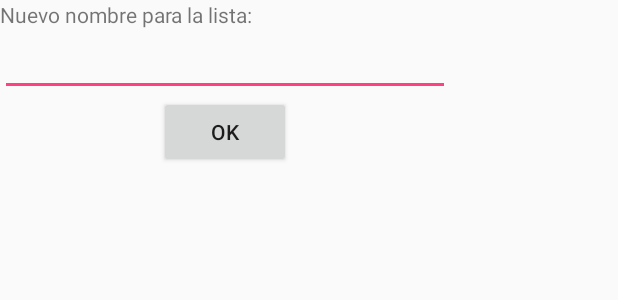
After one commit to sergiomanes/ListMaker, an Android app: the layout modal_new_list_name.xml on its own in the app's theme, with its tools: preview values and no code run, on a phone screen of 412 x 824 dp. The commit adds this screen. Shown: the top 300 px of the screen. Run offline under Robolectric (Android 15) with nearby library versions, the phone set to English and light mode, and no system bars; Roboto replaces fonts that are not available here.

Commit message:
Se agrega funcionalidad para cambiar nombre de la lista Se acomoda la fecha en la q se muestran las listas

```diff
--- a/app/src/main/java/com/application/sergiomanes/ListasDeCompras/mvp/model/Producto.java
+++ b/app/src/main/java/com/application/sergiomanes/ListasDeCompras/model/Producto.java
@@ -1,4 +1,4 @@
-package com.application.sergiomanes.ListasDeCompras.mvp.model;
+package com.application.sergiomanes.ListasDeCompras.model;
 
 import java.util.ArrayList;
 
--- a/app/src/main/res/layout/activity_abml.xml
+++ b/app/src/main/res/layout/activity_abml.xml
@@ -4,7 +4,7 @@
     android:layout_width="match_parent"
     android:layout_height="match_parent"
     xmlns:app="http://schemas.android.com/apk/res-auto"
-    tools:context="com.application.sergiomanes.ListasDeCompras.ABMCompras"
+    tools:context="com.application.sergiomanes.ListasDeCompras.ui.ABMCompras"
     android:fitsSystemWindows="true">
 
 
--- a/app/src/main/res/layout/activity_lists.xml
+++ b/app/src/main/res/layout/activity_lists.xml
@@ -2,7 +2,7 @@
     xmlns:tools="http://schemas.android.com/tools"
     android:layout_width="match_parent"
     android:layout_height="match_parent"
-    tools:context="com.application.sergiomanes.ListasDeCompras.ActivityLists"
+    tools:context="com.application.sergiomanes.ListasDeCompras.ui.ActivityLists"
     android:fitsSystemWindows="true">
 
     <LinearLayout
--- /dev/null
+++ b/app/src/main/res/layout/modal_new_list_name.xml
@@ -0,0 +1,30 @@
+<?xml version="1.0" encoding="utf-8"?>
+<androidx.appcompat.widget.LinearLayoutCompat xmlns:android="http://schemas.android.com/apk/res/android"
+    xmlns:app="http://schemas.android.com/apk/res-auto"
+    android:layout_width="300dp"
+    android:layout_height="120dp"
+    android:orientation="vertical">
+
+    <TextView
+        android:layout_width="wrap_content"
+        android:layout_height="wrap_content"
+        android:text="@string/nuevo_nombre_para_la_lista"
+        app:layout_constraintStart_toStartOf="parent"
+        app:layout_constraintTop_toTopOf="parent" />
+
+    <EditText
+        android:id="@+id/editTextNewName"
+        android:layout_width="match_parent"
+        android:layout_height="wrap_content"
+        android:layout_gravity="center"
+        android:inputType="textPersonName"
+        android:padding="10dp" />
+
+    <Button
+        android:id="@+id/buttonOk"
+        android:layout_width="wrap_content"
+        android:layout_height="wrap_content"
+        android:layout_gravity="center"
+        android:text="@string/ok" />
+
+</androidx.appcompat.widget.LinearLayoutCompat>
--- a/app/src/main/res/values/strings.xml
+++ b/app/src/main/res/values/strings.xml
@@ -22,4 +22,8 @@
     <string name="cambiar_nombre">Cambiarle el nombre</string>
     <string name="totalGastadoTitulo">Pagado: $</string>
     <string name="duplicarLista">¡Duplicar esta Lista!</string>
+    <string name="sin_nombre">Sin nombre</string>
+    <string name="lista_duplicada">Lista duplicada</string>
+    <string name="nuevo_nombre_para_la_lista">Nuevo nombre para la lista:</string>
+    <string name="ok">Ok</string>
 </resources>
```
Also changed, not shown: app/src/main/AndroidManifest.xml (+2 -6 lines), app/src/main/java/com/application/sergiomanes/ListasDeCompras/RefActivity.java (deleted, +0 -29 lines), app/src/main/java/com/application/sergiomanes/ListasDeCompras/adapter/DetailAdapter.java (renamed from app/src/main/java/com/application/sergiomanes/ListasDeCompras/DetailAdapter.java, +14 -14 lines), app/src/main/java/com/application/sergiomanes/ListasDeCompras/adapter/ListsAdapter.java (renamed from app/src/main/java/com/application/sergiomanes/ListasDeCompras/ListsAdapter.java, +20 -12 lines), app/src/main/java/com/application/sergiomanes/ListasDeCompras/database/DatabaseHelper.java (renamed from app/src/main/java/com/application/sergiomanes/ListasDeCompras/mvp/model/DatabaseHelper.java, +30 -16 lines), app/src/main/java/com/application/sergiomanes/ListasDeCompras/model/Lista.java (renamed from app/src/main/java/com/application/sergiomanes/ListasDeCompras/mvp/model/Lista.java, +13 -2 lines), app/src/main/java/com/application/sergiomanes/ListasDeCompras/ui/ABMCompras.java (renamed from app/src/main/java/com/application/sergiomanes/ListasDeCompras/ABMCompras.java, +8 -6 lines), app/src/main/java/com/application/sergiomanes/ListasDeCompras/ui/ActivityLists.java (renamed from app/src/main/java/com/application/sergiomanes/ListasDeCompras/ActivityLists.java, +38 -16 lines), app/src/main/res/layout/activity_ref.xml (deleted, +0 -33 lines), app/src/main/res/layout/content_ref.xml (deleted, +0 -11 lines), 1 other file.
